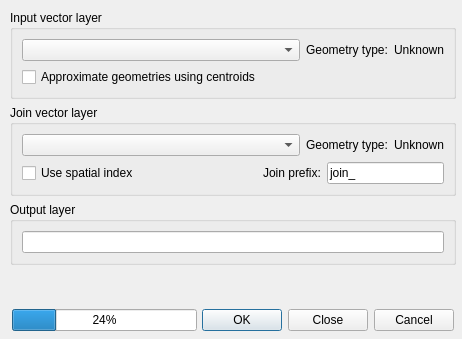
Above: ui_frmNNJoin.ui from havatv/qgisnnjoinplugin before the change. Below: the same form after it.
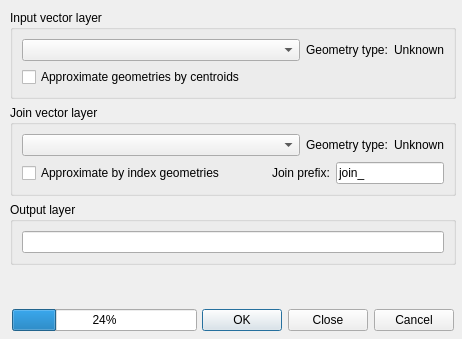
That is the form after the change.

Commit message: Added index support use for join layers of type line and polygon

Patch:
```diff
--- a/ui_frmNNJoin.ui
+++ b/ui_frmNNJoin.ui
@@ -78,7 +78,7 @@
           <string>Use approximate input geometries.&lt;br&gt;This will enable the use of a spatial index - could speed up the join considerably.</string>
          </property>
          <property name="text">
-          <string>Approximate geometries using centroids</string>
+          <string>Approximate geometries by centroids</string>
          </property>
         </widget>
        </item>
@@ -130,7 +130,7 @@
             <string>Uses an approximation of the geometry (bounding box) for the join</string>
            </property>
            <property name="text">
-            <string>Use spatial index</string>
+            <string>Approximate by index geometries</string>
            </property>
           </widget>
          </item>
```
The commit also changes 4 other files.
